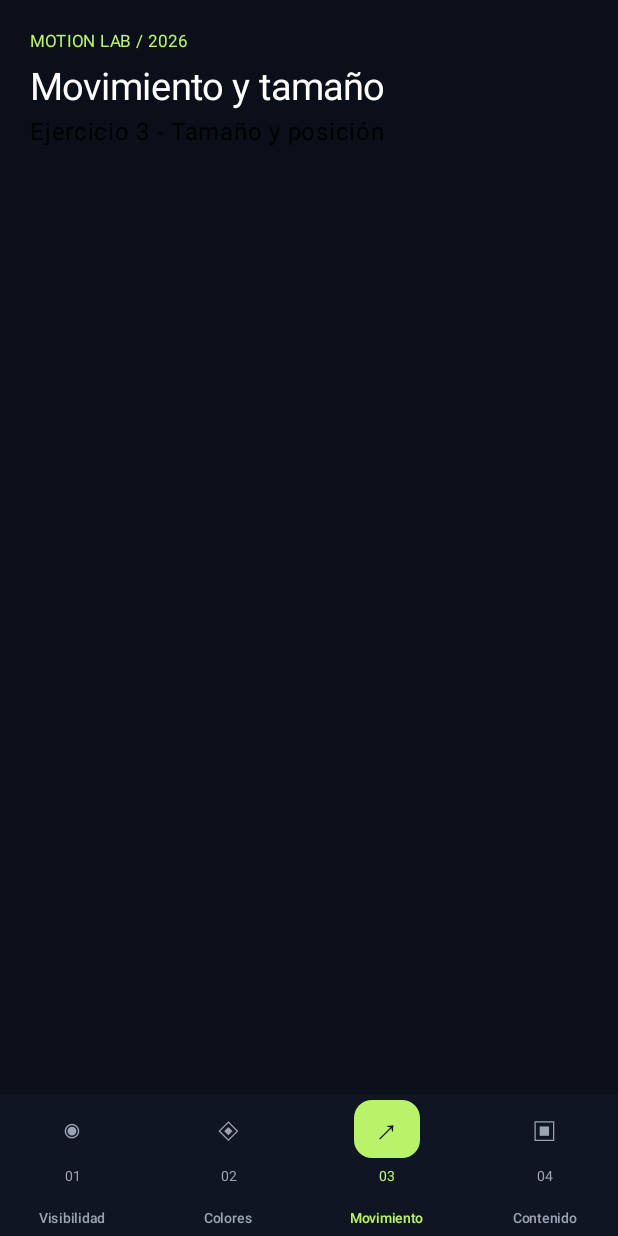
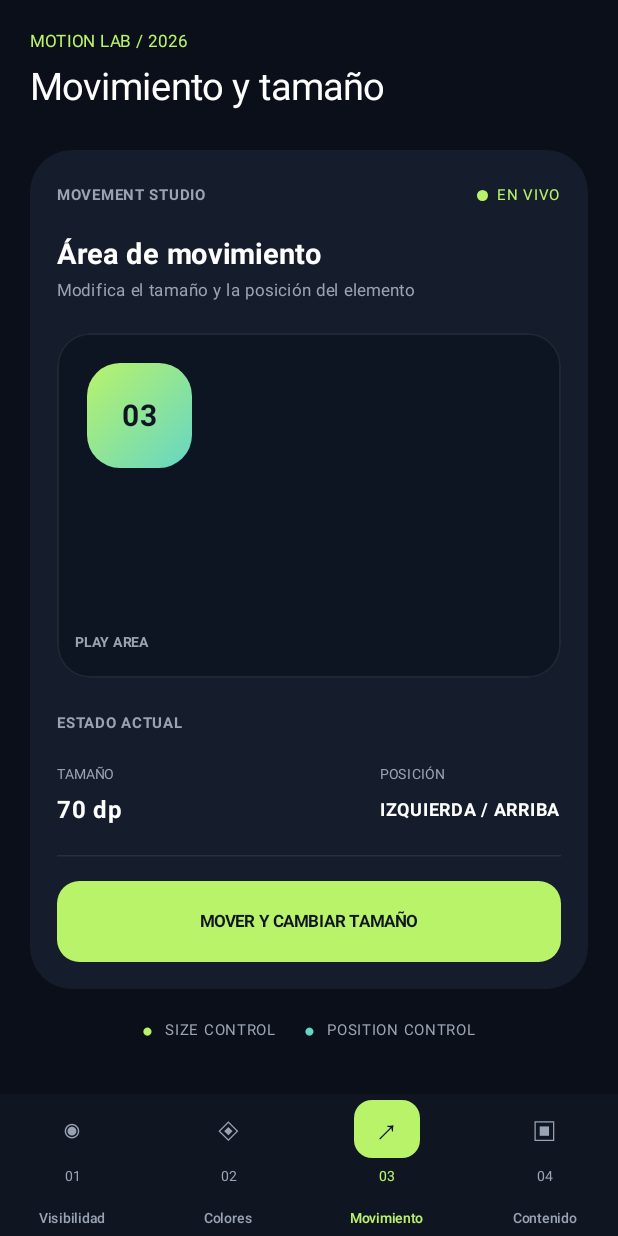
Before and after one commit to yefersonquispe-cloud/Lab13Animaciones, an Android app built with Jetpack Compose: the screen it shows after launch (MainActivity), item 3 of the bottom bar chosen, on a phone screen of 412 x 824 dp. Run offline under Robolectric (Android 15) with nearby library versions, the phone set to English and light mode, and no system bars.

Commit message:
Preparé la interfaz del ejercicio 3

```diff
--- a/app/src/main/java/com/yeferson/lab13animaciones/screens/Ejercicio3Screen.kt
+++ b/app/src/main/java/com/yeferson/lab13animaciones/screens/Ejercicio3Screen.kt
@@ -1,9 +1,84 @@
 package com.yeferson.lab13animaciones.screens
 
-import androidx.compose.material3.Text
-import androidx.compose.runtime.Composable
+import androidx.compose.foundation.background
+import androidx.compose.foundation.border
+import androidx.compose.foundation.layout.*
+import androidx.compose.foundation.shape.CircleShape
+import androidx.compose.foundation.shape.RoundedCornerShape
+import androidx.compose.material3.*
+import androidx.compose.runtime.*
+import androidx.compose.ui.Alignment
+import androidx.compose.ui.Modifier
+import androidx.compose.ui.draw.clip
+import androidx.compose.ui.graphics.Brush
+import androidx.compose.ui.graphics.Color
+import androidx.compose.ui.text.font.FontWeight
+import androidx.compose.ui.unit.dp
+import androidx.compose.ui.unit.sp
 
 @Composable
 fun Ejercicio3Screen() {
-    Text("Ejercicio 3 - Tamaño y posición")
+    var isExpanded by remember { mutableStateOf(false) }
+    val boxSize = if (isExpanded) 110.dp else 70.dp
+    Column(modifier = Modifier.fillMaxWidth(), horizontalAlignment = Alignment.CenterHorizontally) {
+        Spacer(modifier = Modifier.height(24.dp))
+        Card(modifier = Modifier.fillMaxWidth(), shape = RoundedCornerShape(28.dp), colors = CardDefaults.cardColors(containerColor = Color(0xFF151D2C))) {
+            Column(modifier = Modifier.padding(18.dp)) {
+                Row(modifier = Modifier.fillMaxWidth(), horizontalArrangement = Arrangement.SpaceBetween, verticalAlignment = Alignment.CenterVertically) {
+                    Text("MOVEMENT STUDIO", color = Color(0xFF9AA3B2), fontSize = 10.sp, fontWeight = FontWeight.Bold)
+                    Row(verticalAlignment = Alignment.CenterVertically) {
+                        Box(modifier = Modifier.size(7.dp).background(Color(0xFFB9F36A), CircleShape))
+                        Spacer(modifier = Modifier.width(6.dp))
+                        Text("EN VIVO", color = Color(0xFFB9F36A), fontSize = 10.sp)
+                    }
+                }
+
+                Spacer(modifier = Modifier.height(16.dp))
+                Text("Área de movimiento", color = Color.White, fontSize = 19.sp, fontWeight = FontWeight.Bold)
+                Text("Modifica el tamaño y la posición del elemento", color = Color(0xFF9AA3B2), fontSize = 11.sp)
+                Spacer(modifier = Modifier.height(16.dp))
+
+                BoxWithConstraints(modifier = Modifier.fillMaxWidth().height(230.dp).clip(RoundedCornerShape(22.dp)).background(Color(0xFF0D1422)).border(1.dp, Color.White.copy(alpha = 0.08f), RoundedCornerShape(22.dp))) {
+                    val positionX = if (isExpanded) maxWidth - boxSize - 20.dp else 20.dp
+                    val positionY = if (isExpanded) maxHeight - boxSize - 20.dp else 20.dp
+                    Box(modifier = Modifier.offset(x = positionX, y = positionY).size(boxSize).clip(RoundedCornerShape(22.dp)).background(Brush.linearGradient(listOf(Color(0xFFB9F36A), Color(0xFF65D6C4)))), contentAlignment = Alignment.Center) {
+                        Text("03", color = Color(0xFF101522), fontSize = 20.sp, fontWeight = FontWeight.Bold)
+                    }
+                    Text("PLAY AREA", modifier = Modifier.align(Alignment.BottomStart).padding(12.dp), color = Color(0xFF9AA3B2), fontSize = 9.sp, fontWeight = FontWeight.Bold)
+                }
+
+                Spacer(modifier = Modifier.height(18.dp))
+                Text("ESTADO ACTUAL", color = Color(0xFF9AA3B2), fontSize = 10.sp, fontWeight = FontWeight.Bold)
+                Spacer(modifier = Modifier.height(10.dp))
+                Row(modifier = Modifier.fillMaxWidth(), horizontalArrangement = Arrangement.SpaceBetween) {
+                    Column {
+                        Text("TAMAÑO", color = Color(0xFF9AA3B2), fontSize = 9.sp)
+                        Text("${boxSize.value.toInt()} dp", color = Color.White, fontSize = 16.sp, fontWeight = FontWeight.Bold)
+                    }
+                    Column {
+                        Text("POSICIÓN", color = Color(0xFF9AA3B2), fontSize = 9.sp)
+                        Text(if (isExpanded) "DERECHA / ABAJO" else "IZQUIERDA / ARRIBA", color = Color.White, fontSize = 12.sp, fontWeight = FontWeight.Bold)
+                    }
+                }
+
+                Spacer(modifier = Modifier.height(18.dp))
+                HorizontalDivider(color = Color.White.copy(alpha = 0.08f))
+                Spacer(modifier = Modifier.height(16.dp))
+                Button(onClick = { isExpanded = !isExpanded }, modifier = Modifier.fillMaxWidth().height(54.dp), shape = RoundedCornerShape(15.dp), colors = ButtonDefaults.buttonColors(containerColor = Color(0xFFB9F36A))) {
+                    Text(if (isExpanded) "RESTAURAR POSICIÓN" else "MOVER Y CAMBIAR TAMAÑO", color = Color(0xFF101522), fontSize = 11.sp, fontWeight = FontWeight.Bold)
+                }
+            }
+        }
+
+        Spacer(modifier = Modifier.height(15.dp))
+        Row(verticalAlignment = Alignment.CenterVertically) {
+            Text("●", color = Color(0xFFB9F36A), fontSize = 12.sp)
+            Spacer(modifier = Modifier.width(7.dp))
+            Text("SIZE CONTROL", color = Color(0xFF9AA3B2), fontSize = 10.sp)
+            Spacer(modifier = Modifier.width(18.dp))
+            Text("●", color = Color(0xFF65D6C4), fontSize = 12.sp)
+            Spacer(modifier = Modifier.width(7.dp))
+            Text("POSITION CONTROL", color = Color(0xFF9AA3B2), fontSize = 10.sp)
+        }
+    }
 }
```
